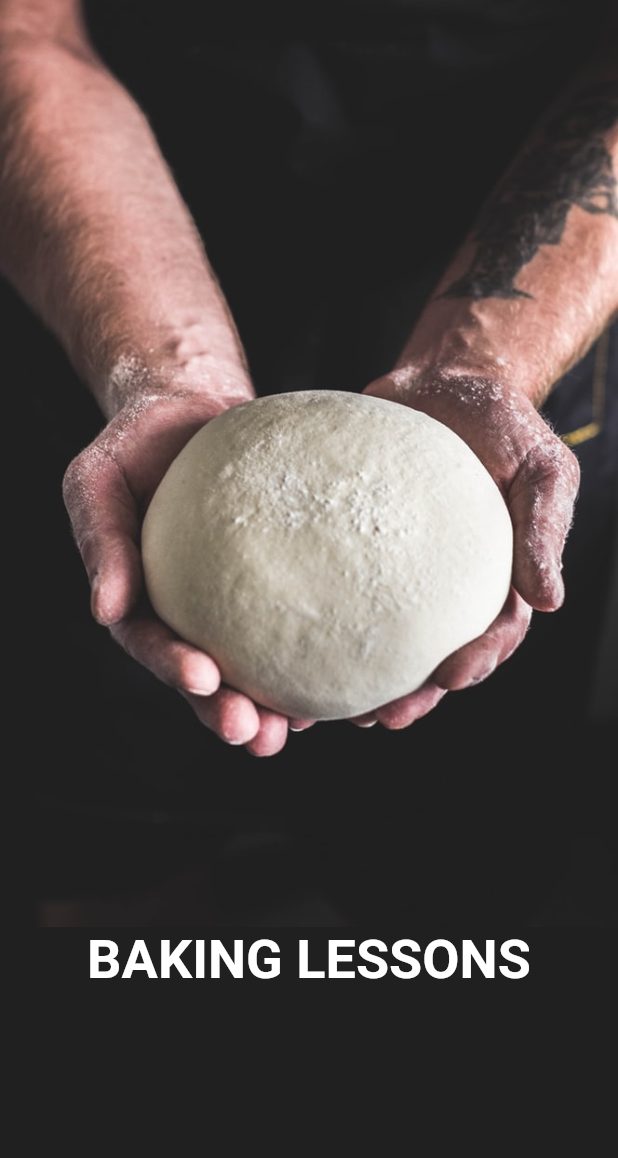
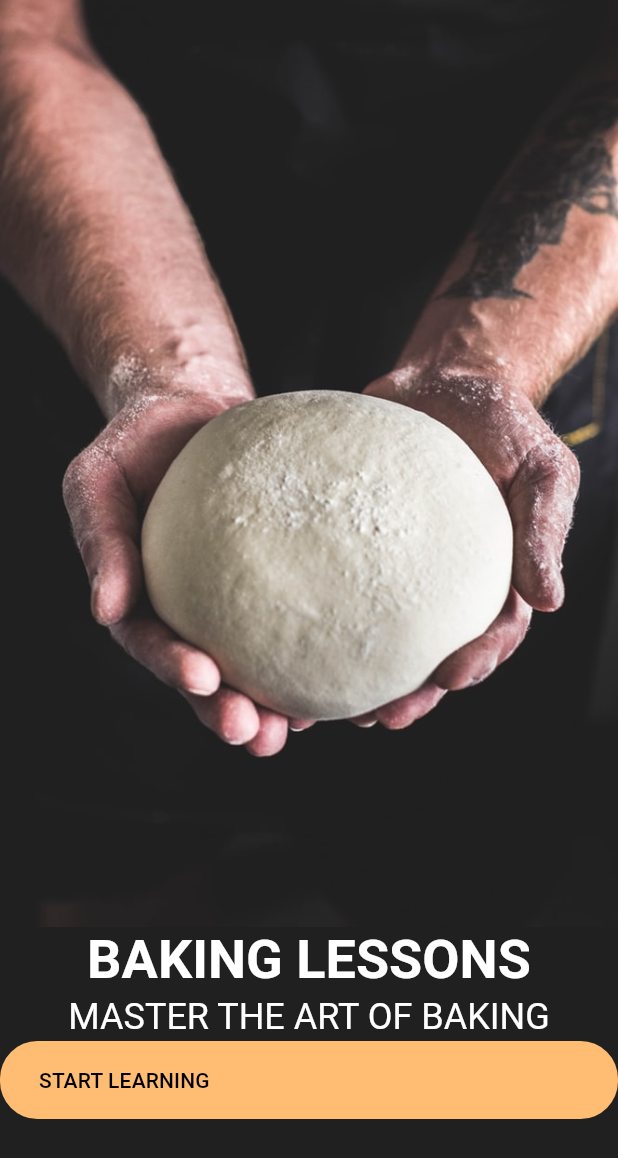
Before and after one commit to ten66/tfw_auth_screen, a Flutter app: the screen it shows after launch, on a phone screen of 412 x 824 dp. Shown: the top 1158 px of the screen. Run offline on Flutter 3.47's test engine with Material 2 defaults, Android fonts, the phone set to English and light mode, and no system bars.

Commit message:
start learning部分のスタイル作成

```diff
--- a/lib/main.dart
+++ b/lib/main.dart
@@ -25,6 +25,10 @@ class MyApp extends StatelessWidget {
           ),
           labelLarge: TextStyle(
             color: kPrimaryColor,
+          ),
+          headlineSmall: TextStyle(
+            color: Colors.white,
+            fontWeight: FontWeight.normal,
           ),
         ),
         useMaterial3: true,
@@ -57,11 +61,36 @@ class WelcomeScreen extends StatelessWidget {
             child: Column(
               children: [
                 RichText(
+                  textAlign: TextAlign.center,
                   text: TextSpan(
                     children: [
                       TextSpan(
-                        text: 'BAKING LESSONS',
+                        text: 'BAKING LESSONS\n',
                         style: Theme.of(context).textTheme.displaySmall,
+                      ),
+                      TextSpan(
+                        text: 'MASTER THE ART OF BAKING',
+                        style: Theme.of(context).textTheme.headlineSmall,
+                      )
+                    ],
+                  ),
+                ),
+                Container(
+                  padding: EdgeInsets.symmetric(
+                    horizontal: 26,
+                    vertical: 16,
+                  ),
+                  decoration: BoxDecoration(
+                    borderRadius: BorderRadius.circular(25),
+                    color: kPrimaryColor,
+                  ),
+                  child: Row(
+                    children: [
+                      Text(
+                        'START LEARNING',
+                        style: Theme.of(context).textTheme.labelLarge!.copyWith(
+                              color: Colors.black,
+                            ),
                       ),
                     ],
                   ),
```
